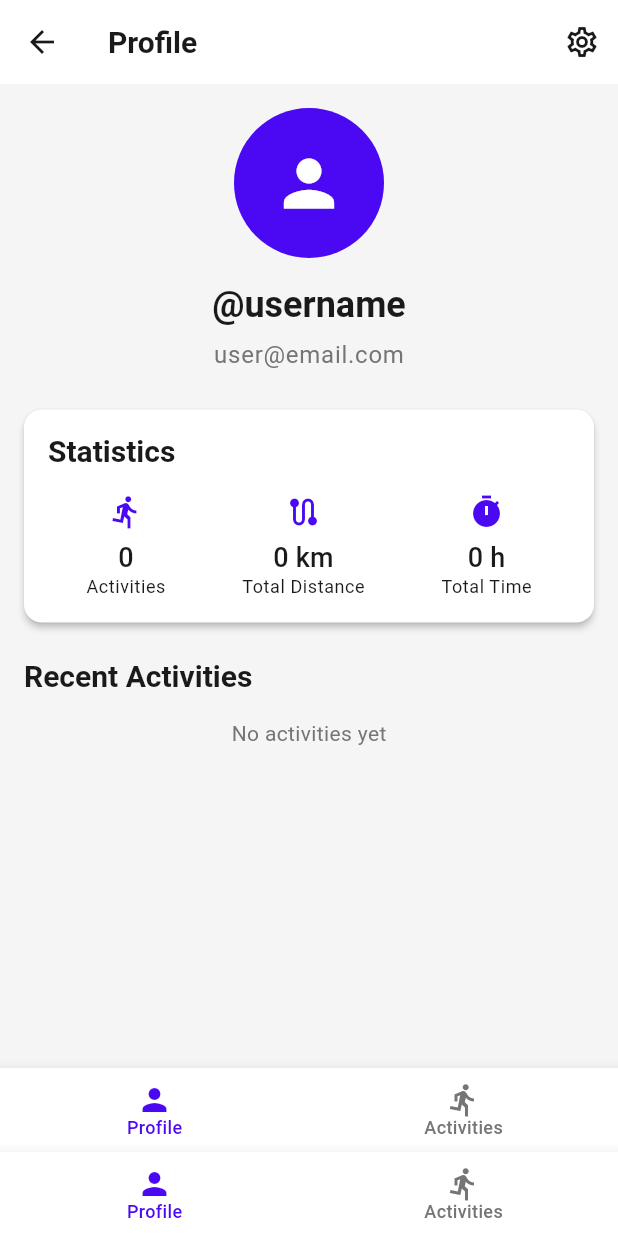
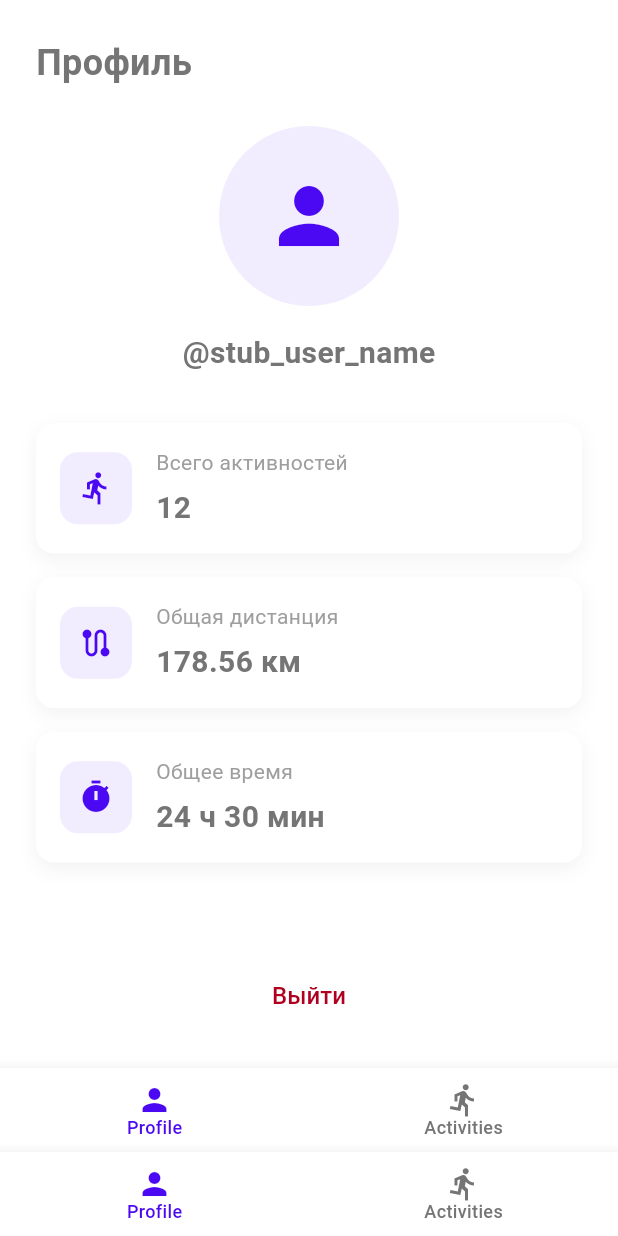
Before and after one commit to elizova/AndroidApp, a Flutter app: the MainScreen screen opened directly, on a phone screen of 412 x 824 dp. Run offline on Flutter 3.47's test engine with Material 3 defaults, Android fonts, the phone set to English and light mode, and no system bars; our stand-ins replace fast_immutable_collections, flutter_bloc, freezed_annotation, sqflite; accounts and stored records are empty.

Commit message:
auth redesign
	modified:   lib/core/presentation/screens/main_screen.dart
	renamed:    lib/features/activity/presentation/screens/activity_list_screen.dart -> lib/features/activity/presentation/screens/activities_tab.dart
	new file:   lib/features/activity/presentation/screens/activity_tab_wrapper.dart
	modified:   lib/features/auth/presentation/navigation.dart
	deleted:    lib/features/profile/presentation/screens/profile_screen.dart
	new file:   lib/features/profile/presentation/screens/profile_tab.dart
	modified:   lib/main.dart

```diff
--- a/lib/core/presentation/screens/main_screen.dart
+++ b/lib/core/presentation/screens/main_screen.dart
@@ -1,6 +1,6 @@
 import 'package:android_app/core/presentation/widgets/app_nav_bar.dart';
-import 'package:android_app/features/activity/presentation/screens/activity_list_screen.dart';
-import 'package:android_app/features/profile/presentation/screens/profile_screen.dart';
+import 'package:android_app/features/activity/presentation/screens/activities_tab.dart';
+import 'package:android_app/features/profile/presentation/screens/profile_tab.dart';
 import 'package:flutter/material.dart';
 
 class MainScreen extends StatefulWidget {
@@ -14,8 +14,8 @@ class _MainScreenState extends State<MainScreen> {
   final int _currentIndex = 0;
 
   final List<Widget> _screens = [
-    const ProfileScreen(),
-    const ActivityListScreen(),
+    const ProfileTab(),
+    const ActivitiesTab(),
   ];
 
   @override
--- a/lib/features/activity/presentation/screens/activity_list_screen.dart
+++ b/lib/features/activity/presentation/screens/activities_tab.dart
@@ -4,17 +4,12 @@ import 'package:android_app/features/activity/presentation/widgets/activity_card
 import 'package:flutter/material.dart';
 import 'package:flutter_bloc/flutter_bloc.dart';
 
-class ActivityListScreen extends StatelessWidget {
-  const ActivityListScreen({super.key});
+class ActivitiesTab extends StatelessWidget {
+  const ActivitiesTab({super.key});
 
   @override
   Widget build(BuildContext context) {
     return Scaffold(
-      backgroundColor: Theme.of(context).scaffoldBackgroundColor,
-      appBar: AppBar(
-        title: const Text('Activities'),
-        elevation: 0,
-      ),
       body: BlocBuilder<ActivityBloc, ActivityState>(
         builder: (context, activities) {
           if (activities.isEmpty) {
--- /dev/null
+++ b/lib/features/activity/presentation/screens/activity_tab_wrapper.dart
@@ -0,0 +1,30 @@
+import 'package:android_app/features/activity/presentation/screens/activities_tab.dart';
+import 'package:flutter/material.dart';
+
+class ActivityPage extends StatelessWidget {
+  const ActivityPage({super.key});
+
+  @override
+  Widget build(BuildContext context) {
+    return DefaultTabController(
+      length: 2,
+      child: Scaffold(
+        appBar: AppBar(
+          title: const Text('Активность'),
+          bottom: const TabBar(
+            tabs: [
+              Tab(text: 'Моя'),
+              Tab(text: 'Пользователи'),
+            ],
+          ),
+        ),
+        body: const TabBarView(
+          children: [
+            ActivitiesTab(),
+            Center(child: Text('Активности пользователей')),
+          ],
+        ),
+      ),
+    );
+  }
+}
--- a/lib/features/auth/presentation/navigation.dart
+++ b/lib/features/auth/presentation/navigation.dart
@@ -4,6 +4,6 @@ import 'package:flutter/material.dart';
 abstract final class AuthNavigation {
   static void navigateAfterAuth(BuildContext context) {
     Navigator.of(context).popAll();
-    Navigator.pushReplacementNamed(context, '/activities');
+    Navigator.pushReplacementNamed(context, '/activity');
   }
 }
--- a/lib/features/profile/presentation/screens/profile_screen.dart
+++ /dev/null
@@ -1,139 +0,0 @@
-import 'package:android_app/core/presentation/widgets/app_nav_bar.dart';
-import 'package:flutter/material.dart';
-
-class ProfileScreen extends StatelessWidget {
-  const ProfileScreen({super.key});
-
-  @override
-  Widget build(BuildContext context) {
-    return Scaffold(
-      backgroundColor: Theme.of(context).scaffoldBackgroundColor,
-      appBar: AppBar(
-        title: const Text('Profile'),
-        actions: [
-          IconButton(
-            icon: const Icon(Icons.settings_outlined),
-            onPressed: () {
-              // TODO: Navigate to settings
-            },
-          ),
-        ],
-      ),
-      body: ListView(
-        padding: const EdgeInsets.all(16),
-        children: [
-          _buildProfileHeader(context),
-          const SizedBox(height: 24),
-          _buildStatsSection(context),
-          const SizedBox(height: 24),
-          _buildActivityHistory(context),
-        ],
-      ),
-      bottomNavigationBar: const AppNavBar(currentIndex: 0),
-    );
-  }
-
-  Widget _buildProfileHeader(BuildContext context) {
-    return Column(
-      children: [
-        const CircleAvatar(
-          radius: 50,
-          child: Icon(Icons.person, size: 50),
-        ),
-        const SizedBox(height: 16),
-        Text(
-          '@username',
-          style: Theme.of(context).textTheme.headlineMedium,
-        ),
-        const SizedBox(height: 8),
-        Text(
-          'user@email.com',
-          style: Theme.of(context).textTheme.bodyLarge,
-        ),
-      ],
-    );
-  }
-
-  Widget _buildStatsSection(BuildContext context) {
-    return Card(
-      child: Padding(
-        padding: const EdgeInsets.all(16),
-        child: Column(
-          crossAxisAlignment: CrossAxisAlignment.start,
-          children: [
-            Text(
-              'Statistics',
-              style: Theme.of(context).textTheme.titleLarge,
-            ),
-            const SizedBox(height: 16),
-            Row(
-              mainAxisAlignment: MainAxisAlignment.spaceAround,
-              children: [
-                _buildStatItem(
-                  context,
-                  icon: Icons.directions_run,
-                  value: '0',
-                  label: 'Activities',
-                ),
-                _buildStatItem(
-                  context,
-                  icon: Icons.route,
-                  value: '0 km',
-                  label: 'Total Distance',
-                ),
-                _buildStatItem(
-                  context,
-                  icon: Icons.timer,
-                  value: '0 h',
-                  label: 'Total Time',
-                ),
-              ],
-            ),
-          ],
-        ),
-      ),
-    );
-  }
-
-  Widget _buildStatItem(
-    BuildContext context, {
-    required IconData icon,
-    required String value,
-    required String label,
-  }) {
-    return Column(
-      children: [
-        Icon(
-          icon,
-          color: Theme.of(context).primaryColor,
-          size: 24,
-        ),
-        const SizedBox(height: 8),
-        Text(
-          value,
-          style: Theme.of(context).textTheme.titleMedium,
-        ),
-        Text(
-          label,
-          style: Theme.of(context).textTheme.bodySmall,
-        ),
-      ],
-    );
-  }
-
-  Widget _buildActivityHistory(BuildContext context) {
-    return Column(
-      crossAxisAlignment: CrossAxisAlignment.start,
-      children: [
-        Text(
-          'Recent Activities',
-          style: Theme.of(context).textTheme.titleLarge,
-        ),
-        const SizedBox(height: 16),
-        const Center(
-          child: Text('No activities yet'),
-        ),
-      ],
-    );
-  }
-}
--- /dev/null
+++ b/lib/features/profile/presentation/screens/profile_tab.dart
@@ -0,0 +1,159 @@
+import 'package:android_app/core/presentation/widgets/app_nav_bar.dart';
+import 'package:android_app/core/theme/app_theme.dart';
+import 'package:flutter/material.dart';
+
+class ProfileTab extends StatelessWidget {
+  const ProfileTab({super.key});
+
+  @override
+  Widget build(BuildContext context) {
+    return Scaffold(
+      backgroundColor: AppTheme.authScreensBackgroundColor,
+      body: Padding(
+        padding: const EdgeInsets.all(24.0),
+        child: Column(
+          crossAxisAlignment: CrossAxisAlignment.start,
+          children: [
+            const Text(
+              'Профиль',
+              style: TextStyle(
+                fontSize: 24,
+                fontWeight: FontWeight.w600,
+              ),
+            ),
+            const SizedBox(height: 24),
+            Center(
+              child: Column(
+                children: [
+                  Container(
+                    width: 120,
+                    height: 120,
+                    decoration: BoxDecoration(
+                      shape: BoxShape.circle,
+                      color: Theme.of(context).primaryColor.withAlpha(20),
+                    ),
+                    child: Icon(
+                      Icons.person,
+                      size: 60,
+                      color: Theme.of(context).primaryColor,
+                    ),
+                  ),
+                  const SizedBox(height: 16),
+                  const Text(
+                    '@stub_user_name',
+                    style: TextStyle(
+                      fontSize: 20,
+                      fontWeight: FontWeight.w600,
+                    ),
+                  ),
+                ],
+              ),
+            ),
+            const SizedBox(height: 32),
+            _buildStatCard(
+              context,
+              title: 'Всего активностей',
+              value: '12',
+              icon: Icons.directions_run,
+            ),
+            const SizedBox(height: 16),
+            _buildStatCard(
+              context,
+              title: 'Общая дистанция',
+              value: '178.56 км',
+              icon: Icons.route,
+            ),
+            const SizedBox(height: 16),
+            _buildStatCard(
+              context,
+              title: 'Общее время',
+              value: '24 ч 30 мин',
+              icon: Icons.timer,
+            ),
+            const Spacer(),
+            Center(
+              child: TextButton(
+                onPressed: () {
+                  Navigator.pushNamedAndRemoveUntil(
+                    context,
+                    '/welcome',
+                    (route) => false,
+                  );
+                },
+                child: Text(
+                  'Выйти',
+                  style: TextStyle(
+                    color: Theme.of(context).colorScheme.error,
+                    fontSize: 16,
+                  ),
+                ),
+              ),
+            ),
+          ],
+        ),
+      ),
+      bottomNavigationBar: const AppNavBar(currentIndex: 0),
+    );
+  }
+
+  Widget _buildStatCard(
+    BuildContext context, {
+    required String title,
+    required String value,
+    required IconData icon,
+  }) {
+    return Container(
+      padding: const EdgeInsets.all(16),
+      decoration: BoxDecoration(
+        color: Colors.white,
+        borderRadius: BorderRadius.circular(12),
+        boxShadow: [
+          BoxShadow(
+            color: Colors.black.withAlpha(13),
+            blurRadius: 10,
+            offset: const Offset(0, 4),
+          ),
+        ],
+      ),
+      child: Row(
+        children: [
+          Container(
+            padding: const EdgeInsets.all(12),
+            decoration: BoxDecoration(
+              color: Theme.of(context).primaryColor.withAlpha(20),
+              borderRadius: BorderRadius.circular(12),
+            ),
+            child: Icon(
+              icon,
+              color: Theme.of(context).primaryColor,
+              size: 24,
+            ),
+          ),
+          const SizedBox(width: 16),
+          Expanded(
+            child: Column(
+              crossAxisAlignment: CrossAxisAlignment.start,
+              children: [
+                Text(
+                  title,
+                  style: const TextStyle(
+                    fontSize: 14,
+                    color: Colors.grey,
+                  ),
+                ),
+                const SizedBox(height: 4),
+                Text(
+                  value,
+                  style: const TextStyle(
+                    fontSize: 20,
+                    fontWeight: FontWeight.w600,
+                  ),
+                ),
+              ],
+            ),
+          ),
+        ],
+      ),
+    );
+  }
+}
--- a/lib/main.dart
+++ b/lib/main.dart
@@ -2,11 +2,12 @@ import 'package:android_app/core/theme/app_theme.dart';
 import 'package:android_app/domain/entities/activity.dart';
 import 'package:android_app/features/activity/presentation/bloc/activity_bloc.dart';
 import 'package:android_app/features/activity/presentation/screens/activity_detail_screen.dart';
-import 'package:android_app/features/activity/presentation/screens/activity_list_screen.dart';
+import 'package:android_app/features/activity/presentation/screens/activity_tab_wrapper.dart';
 import 'package:android_app/features/activity/presentation/screens/new_activity_screen.dart';
 import 'package:android_app/features/auth/presentation/screens/login_screen.dart';
 import 'package:android_app/features/auth/presentation/screens/register_screen.dart';
 import 'package:android_app/features/auth/presentation/screens/welcome_screen.dart';
+import 'package:android_app/features/profile/presentation/screens/profile_tab.dart';
 import 'package:flutter/material.dart';
 import 'package:flutter_bloc/flutter_bloc.dart';
 
@@ -31,14 +32,13 @@ class MyApp extends StatelessWidget {
           '/welcome': (context) => const WelcomeScreen(),
           '/login': (context) => const LoginScreen(),
           '/register': (context) => const RegisterScreen(),
-          '/activities': (context) => const ActivityListScreen(),
+          '/activity': (context) => const ActivityPage(),
           '/activity-detail': (context) {
             final activity =
                 ModalRoute.of(context)!.settings.arguments as Activity;
             return ActivityDetailScreen(activity: activity);
           },
           '/new-activity': (context) => const NewActivityScreen(),
-          '/profile': (context) => const ProfileScreen(),
         },
       ),
     );
@@ -61,8 +61,8 @@ class _MainScreenState extends State<MainScreen> {
       body: IndexedStack(
         index: _selectedIndex,
         children: const [
-          ActivityScreen(),
-          ProfileScreen(),
+          ActivityPage(),
+          ProfileTab(),
         ],
       ),
       bottomNavigationBar: NavigationBar(
@@ -99,42 +99,3 @@ class _MainScreenState extends State<MainScreen> {
     );
   }
 }
-
-class ActivityScreen extends StatelessWidget {
-  const ActivityScreen({super.key});
-
-  @override
-  Widget build(BuildContext context) {
-    return DefaultTabController(
-      length: 2,
-      child: Scaffold(
-        appBar: AppBar(
-          title: const Text('Активность'),
-          bottom: const TabBar(
-            tabs: [
-              Tab(text: 'Моя'),
-              Tab(text: 'Пользователи'),
-            ],
-          ),
-        ),
-        body: const TabBarView(
-          children: [
-            ActivityListScreen(),
-            Center(child: Text('Активности пользователей')),
-          ],
-        ),
-      ),
-    );
-  }
-}
-
-class ProfileScreen extends StatelessWidget {
-  const ProfileScreen({super.key});
-
-  @override
-  Widget build(BuildContext context) {
-    return const Center(
-      child: Text('Профиль'),
-    );
-  }
-}
```
